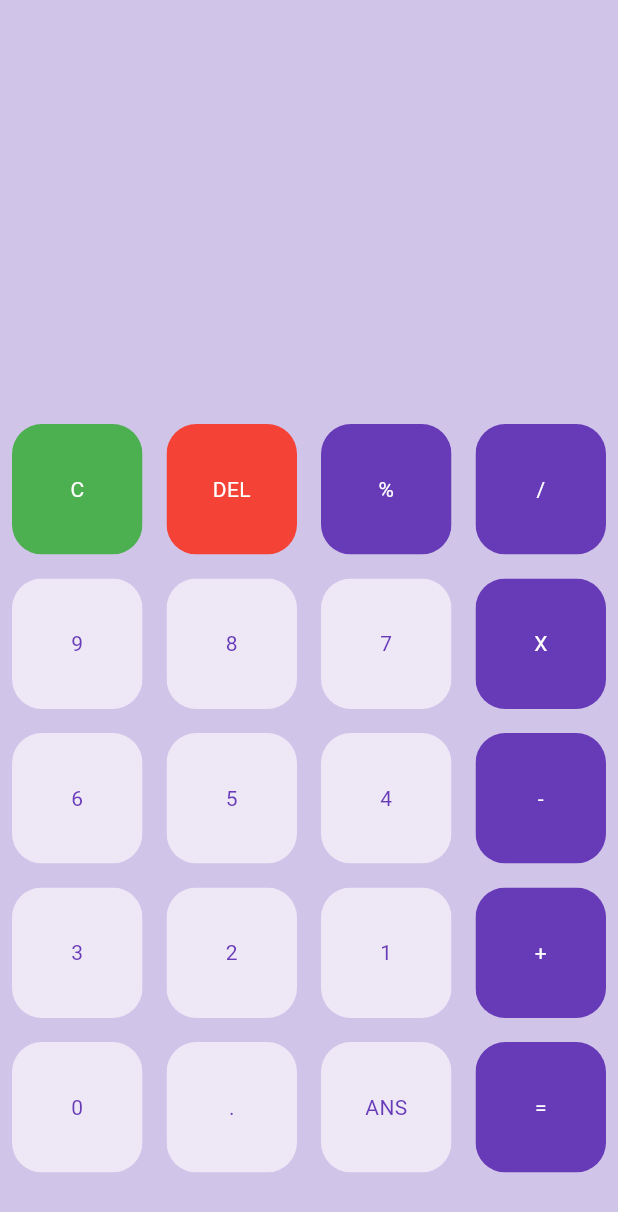
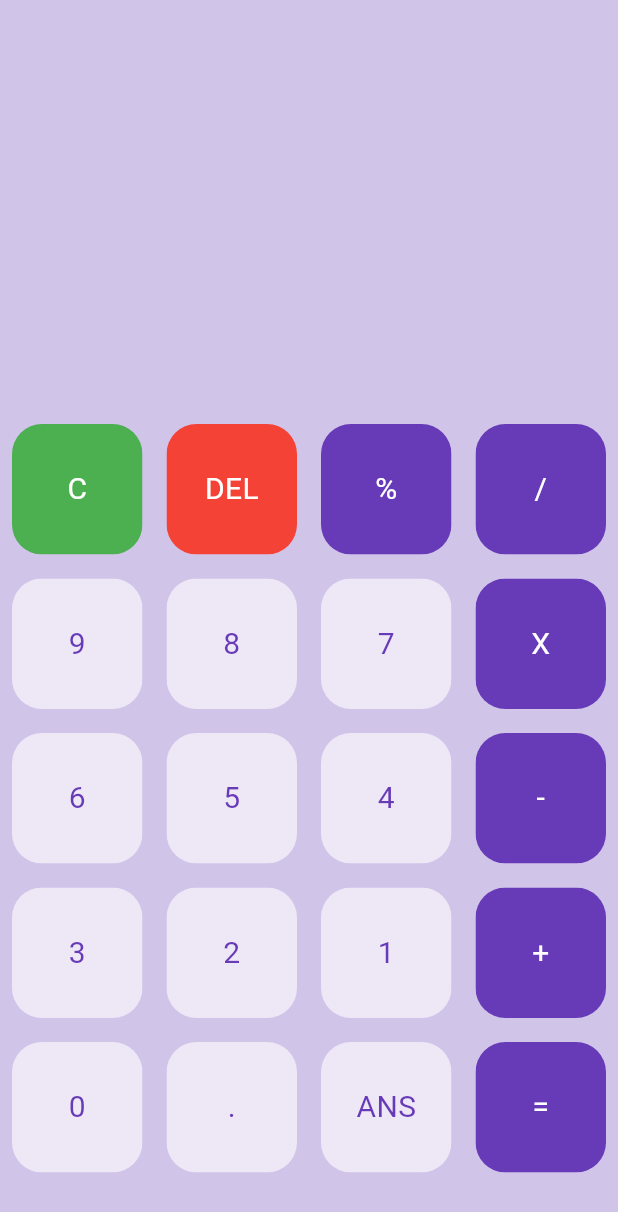
Before and after one commit to danbahaushiya01/calapp, a Flutter app: the screen it shows after launch, on a phone screen of 412 x 824 dp. Shown: the top 1212 px of the screen. Run offline on Flutter 3.47's test engine with Material 3 defaults, Android fonts, the phone set to English and light mode, and no system bars.

Commit message:
updated calapp UI

```diff
--- a/lib/pages/buttons.dart
+++ b/lib/pages/buttons.dart
@@ -5,12 +5,15 @@ class MyButton extends StatelessWidget {
   final color;
   final textColor;
   final String buttonText;
+  final buttonTapped;
 
-  MyButton({this.color, this.textColor,  required  this.buttonText});
+  MyButton({this.color, this.textColor,  required  this.buttonText,this.buttonTapped});
 
   @override
   Widget build(BuildContext context) {
-    return Padding(
+    return GestureDetector(
+      onTap: buttonTapped,
+      child: Padding(
         padding: const EdgeInsets.all(8.0),
         child: ClipRRect(
           borderRadius: BorderRadius.circular(20),
@@ -19,7 +22,8 @@ class MyButton extends StatelessWidget {
             child: Center(
               child: Text(
                 buttonText,
-              style: TextStyle(color: textColor),
+                style: TextStyle(color: textColor,fontSize: 20),
+              ),
             ),
           ),
         ),
--- a/lib/pages/home_page.dart
+++ b/lib/pages/home_page.dart
@@ -9,6 +9,11 @@ class HomePage extends StatefulWidget {
 }
 
 class _HomePageState extends State<HomePage> {
+  final myTextStyle = TextStyle(fontSize: 30, color: Colors.deepPurple[900]);
+
+  var userQuestion = '';
+  var userAnswer = '';
+
   final List<String> buttons = [
     'C',
     'DEL',
@@ -38,7 +43,23 @@ class _HomePageState extends State<HomePage> {
       backgroundColor: Colors.deepPurple[100],
       body: Column(
         children: [
-          Expanded(child: Container()),
+          Expanded(
+              child: Container(
+            child: Column(
+              mainAxisAlignment: MainAxisAlignment.spaceEvenly,
+              children: [
+                SizedBox(height: 50,),
+                Container(
+                    padding: EdgeInsets.all(20),
+                    alignment: Alignment.centerLeft,
+                    child: Text(userQuestion, style: TextStyle(fontSize: 20),)),
+                Container(
+                    padding: EdgeInsets.all(20),
+                    alignment: Alignment.centerRight,
+                    child: Text(userAnswer,style: TextStyle(fontSize: 20),))
+              ],
+            ),
+          )),
           Expanded(
             flex: 2,
             child: Container(
@@ -48,19 +69,39 @@ class _HomePageState extends State<HomePage> {
                       crossAxisCount: 4),
                   itemBuilder: (BuildContext context, int index) {
                     if (index == 0) {
+                      //clear button
                       return MyButton(
+                        buttonTapped: (){
+                          setState(() {
+                             userQuestion ='';
+                          });
+                        },
                         buttonText: buttons[index],
                         color: Colors.green,
                         textColor: Colors.white,
                       );
                     } else if (index == 1) {
+                      //delete button
                       return MyButton(
+                        buttonTapped: (){
+                          setState(() {
+                            userQuestion=userQuestion.substring(0,userQuestion.length-1);
+                          });
+                        },
                         buttonText: buttons[index],
-                        color:Colors.red,
-                        textColor:Colors.white,
+                        color: Colors.red,
+                        textColor: Colors.white,
                       );
                     } else {
+                      //Rest of the Buttons
                       return MyButton(
+
+                         buttonTapped: (){
+                            setState(() {
+                              userQuestion +=buttons[index];
+                            });
+                         },
+
                         buttonText: buttons[index],
                         color: isOperator(buttons[index])
                             ? Colors.deepPurple
```
Lines whose indentation alone changed are shown as unchanged.
